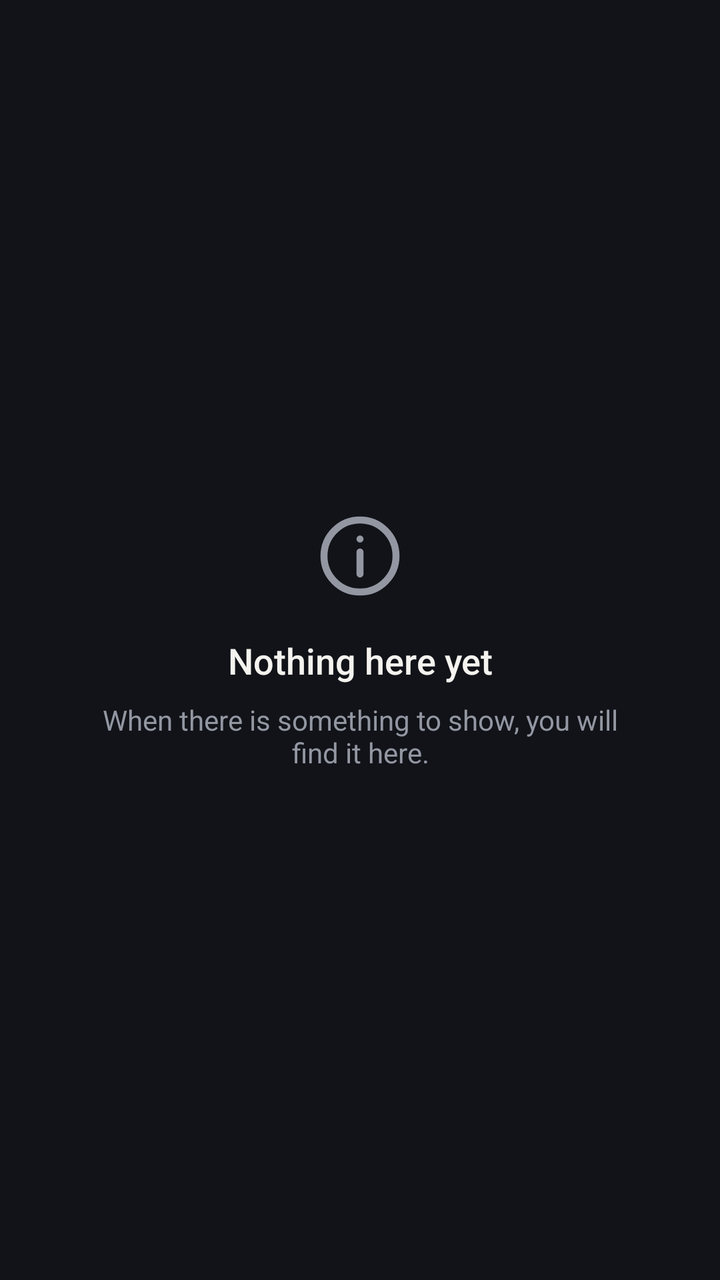
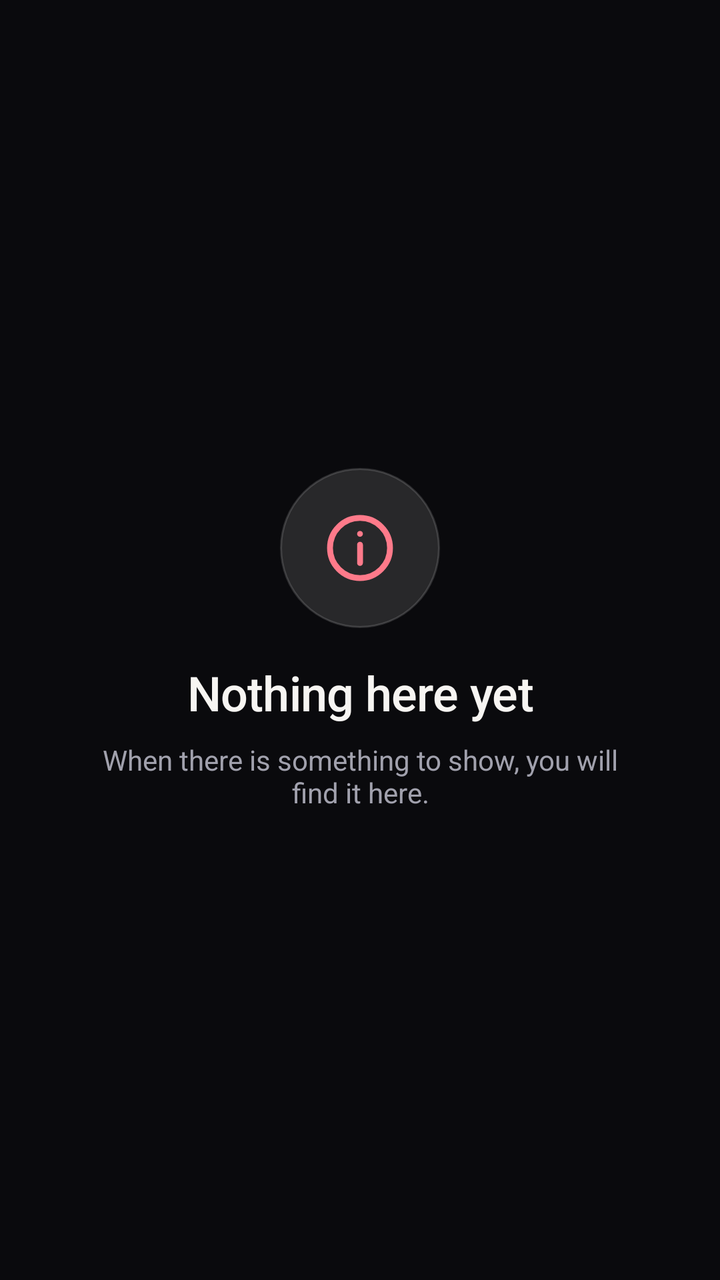

The first picture is an Android layout as it rendered before a commit; the second is the same layout after the commit. The layout source and the unified diff follow.
<!-- AndroidManifest.xml: application theme Theme.CineFiles -->
<!-- res/layout/view_state_empty.xml -->
<?xml version="1.0" encoding="utf-8"?>
<LinearLayout xmlns:android="http://schemas.android.com/apk/res/android"
    xmlns:app="http://schemas.android.com/apk/res-auto"
    android:layout_width="match_parent"
    android:layout_height="match_parent"
    android:gravity="center"
    android:orientation="vertical"
    android:paddingStart="@dimen/screen_margin"
    android:paddingTop="@dimen/space_24"
    android:paddingEnd="@dimen/screen_margin"
    android:paddingBottom="@dimen/space_24">

    <ImageView
        android:id="@+id/emptyIcon"
        android:layout_width="@dimen/state_icon_size"
        android:layout_height="@dimen/state_icon_size"
        android:importantForAccessibility="no"
        android:src="@drawable/ic_info"
        app:tint="@color/text_secondary" />

    <TextView
        android:id="@+id/emptyTitle"
        android:layout_width="wrap_content"
        android:layout_height="wrap_content"
        android:layout_marginTop="@dimen/space_16"
        android:gravity="center"
        android:text="@string/state_empty_title"
        android:textAppearance="@style/TextAppearance.CineFiles.Headline" />

    <TextView
        android:id="@+id/emptyMessage"
        android:layout_width="wrap_content"
        android:layout_height="wrap_content"
        android:layout_marginTop="@dimen/space_8"
        android:gravity="center"
        android:maxWidth="@dimen/state_text_max_width"
        android:text="@string/state_empty_message"
        android:textAppearance="@style/TextAppearance.CineFiles.Callout" />

    <com.google.android.material.button.MaterialButton
        android:id="@+id/emptyAction"
        style="@style/Widget.CineFiles.Button.Tonal"
        android:layout_width="wrap_content"
        android:layout_height="wrap_content"
        android:layout_marginTop="@dimen/space_24"
        android:visibility="gone" />

</LinearLayout>
<!-- resources referenced by this layout -->
<resources>
  <color name="text_secondary">#9297A2</color>
  <dimen name="state_icon_size">48dp</dimen>
  <style name="Widget.CineFiles.Button.Tonal" parent="Widget.Material3.Button.TonalButton">
          <item name="android:minHeight">@dimen/button_height</item>
          <item name="android:insetTop">0dp</item>
          <item name="android:insetBottom">0dp</item>
          <item name="cornerRadius">@dimen/radius_pill</item>
          <item name="android:stateListAnimator">@animator/press_scale</item>
      </style>
  <style name="Theme.CineFiles" parent="Theme.Material3.Dark.NoActionBar">
  
          
          <item name="colorPrimary">@color/gold</item>
          <item name="colorOnPrimary">@color/on_gold</item>
          <item name="colorPrimaryContainer">@color/elevated</item>
          <item name="colorOnPrimaryContainer">@color/text_primary</item>
          <item name="colorSecondary">@color/gold</item>
          <item name="colorOnSecondary">@color/on_gold</item>
          
          <item name="colorSecondaryContainer">@color/elevated</item>
          <item name="colorOnSecondaryContainer">@color/text_primary</item>
          <item name="colorTertiary">@color/like_green</item>
          <item name="colorOnTertiary">@color/background</item>
          <item name="colorError">@color/pass_red</item>
          <item name="colorOnError">@color/background</item>
  
          
          <item name="android:colorBackground">@color/background</item>
          <item name="android:windowBackground">@color/background</item>
          <item name="colorOnBackground">@color/text_primary</item>
          <item name="colorSurface">@color/surface</item>
          <item name="colorOnSurface">@color/text_primary</item>
          <item name="colorSurfaceVariant">@color/elevated</item>
          <item name="colorOnSurfaceVariant">@color/text_secondary</item>
          <item name="colorSurfaceDim">@color/background</item>
          <item name="colorSurfaceBright">@color/elevated</item>
          <item name="colorSurfaceContainerLowest">@color/background</item>
          <item name="colorSurfaceContainerLow">@color/surface</item>
          <item name="colorSurfaceContainer">@color/surface</item>
          <item name="colorSurfaceContainerHigh">@color/elevated</item>
          <item name="colorSurfaceContainerHighest">@color/elevated</item>
          <item name="colorOutline">@color/outline</item>
          <item name="colorOutlineVariant">@color/outline</item>
  
          
          <item name="colorSurfaceInverse">@color/elevated</item>
          <item name="colorOnSurfaceInverse">@color/text_primary</item>
          <item name="colorPrimaryInverse">@color/gold</item>
  
          
          <item name="colorControlNormal">@color/text_secondary</item>
          <item name="colorControlActivated">@color/gold</item>
  
          
          <item name="android:statusBarColor">@android:color/transparent</item>
          <item name="android:navigationBarColor">@android:color/transparent</item>
          <item name="android:windowLightStatusBar">false</item>
  
          
          <item name="textAppearanceHeadlineLarge">@style/TextAppearance.CineFiles.LargeTitle</item>
          <item name="textAppearanceHeadlineMedium">@style/TextAppearance.CineFiles.Title</item>
          <item name="textAppearanceHeadlineSmall">@style/TextAppearance.CineFiles.Title</item>
          <item name="textAppearanceTitleLarge">@style/TextAppearance.CineFiles.Headline</item>
          <item name="textAppearanceTitleMedium">@style/TextAppearance.CineFiles.Button</item>
          <item name="textAppearanceTitleSmall">@style/TextAppearance.CineFiles.Label</item>
          <item name="textAppearanceBodyLarge">@style/TextAppearance.CineFiles.Body</item>
          <item name="textAppearanceLabelLarge">@style/TextAppearance.CineFiles.Button</item>
  
          
          <item name="shapeAppearanceSmallComponent">@style/ShapeAppearance.CineFiles.Small</item>
          <item name="shapeAppearanceMediumComponent">@style/ShapeAppearance.CineFiles.Medium</item>
          <item name="shapeAppearanceLargeComponent">@style/ShapeAppearance.CineFiles.Large</item>
  
          
          <item name="materialButtonStyle">@style/Widget.CineFiles.Button.Primary</item>
      </style>
  <color name="text_primary">#F5F3EF</color>
  <dimen name="radius_pill">100dp</dimen>
  <color name="gold">#E9B96E</color>
  <color name="on_gold">#1A1408</color>
  <color name="elevated">#262B35</color>
  <color name="like_green">#4DBB8A</color>
  <color name="background">#111318</color>
  <color name="pass_red">#E46D73</color>
  <color name="surface">#1D2129</color>
  <color name="outline">#4D9297A2</color>
  <style name="TextAppearance.CineFiles.LargeTitle" parent="TextAppearance.CineFiles.Medium">
          <item name="android:textSize">32sp</item>
      </style>
  <style name="TextAppearance.CineFiles.Title" parent="TextAppearance.CineFiles.Medium">
          <item name="android:textSize">24sp</item>
      </style>
  <style name="Widget.CineFiles.Button.Primary" parent="Widget.Material3.Button">
          <item name="android:minHeight">@dimen/button_height</item>
          <item name="android:insetTop">0dp</item>
          <item name="android:insetBottom">0dp</item>
          <item name="cornerRadius">@dimen/radius_pill</item>
          <item name="android:stateListAnimator">@animator/press_scale</item>
      </style>
  <!-- unchanged entries left out for length: 23 -->
</resources>

<!-- the commit's change to res/layout/view_state_empty.xml (unified diff, before → after) -->
@@ -3,6 +3,8 @@
     xmlns:app="http://schemas.android.com/apk/res-auto"
     android:layout_width="match_parent"
     android:layout_height="match_parent"
+    android:clipChildren="false"
+    android:clipToPadding="false"
     android:gravity="center"
     android:orientation="vertical"
     android:paddingStart="@dimen/screen_margin"
@@ -10,13 +12,16 @@
     android:paddingEnd="@dimen/screen_margin"
     android:paddingBottom="@dimen/space_24">
 
+    
     <ImageView
         android:id="@+id/emptyIcon"
-        android:layout_width="@dimen/state_icon_size"
-        android:layout_height="@dimen/state_icon_size"
+        android:layout_width="@dimen/end_icon_plate_size"
+        android:layout_height="@dimen/end_icon_plate_size"
+        android:background="@drawable/bg_glass_circle"
         android:importantForAccessibility="no"
+        android:padding="@dimen/space_20"
         android:src="@drawable/ic_info"
-        app:tint="@color/text_secondary" />
+        app:tint="@color/accent_soft" />
 
     <TextView
         android:id="@+id/emptyTitle"
@@ -25,7 +30,7 @@
         android:layout_marginTop="@dimen/space_16"
         android:gravity="center"
         android:text="@string/state_empty_title"
-        android:textAppearance="@style/TextAppearance.CineFiles.Headline" />
+        android:textAppearance="@style/TextAppearance.CineFiles.Title" />
 
     <TextView
         android:id="@+id/emptyMessage"
<!-- resource entries referenced after the edit -->
@@ -1,29 +1,47 @@
 <!-- resources referenced by this layout -->
 <resources>
-  <color name="text_secondary">#9297A2</color>
-  <dimen name="state_icon_size">48dp</dimen>
+  <color name="accent_soft">#FF7A8A</color>
+  <dimen name="end_icon_plate_size">80dp</dimen>
+  <dimen name="space_20">20dp</dimen>
+  <!-- drawable bg_glass_circle (drawable) -->
+  <?xml version="1.0" encoding="utf-8"?>
+  <shape xmlns:android="http://schemas.android.com/apk/res/android"
+      android:shape="oval">
+      <solid android:color="@color/glass_fill_strong" />
+      <stroke
+          android:width="@dimen/glass_stroke_width"
+          android:color="@color/glass_stroke" />
+  </shape>
+  <color name="text_secondary">#A1A1AD</color>
+  <color name="accent">#FF3449</color>
+  <color name="on_accent">#FFFFFF</color>
+  <color name="accent_glow">#38FF3449</color>
   <style name="Widget.CineFiles.Button.Tonal" parent="Widget.Material3.Button.TonalButton">
           <item name="android:minHeight">@dimen/button_height</item>
           <item name="android:insetTop">0dp</item>
           <item name="android:insetBottom">0dp</item>
-          <item name="cornerRadius">@dimen/radius_pill</item>
+          <item name="android:textAppearance">@style/TextAppearance.CineFiles.Button</item>
+          <item name="android:textColor">@color/text_primary</item>
+          <item name="backgroundTint">@color/glass_fill_strong</item>
+          <item name="strokeColor">@color/glass_stroke</item>
+          <item name="strokeWidth">@dimen/glass_stroke_width</item>
           <item name="android:stateListAnimator">@animator/press_scale</item>
       </style>
   <style name="Theme.CineFiles" parent="Theme.Material3.Dark.NoActionBar">
   
           
-          <item name="colorPrimary">@color/gold</item>
-          <item name="colorOnPrimary">@color/on_gold</item>
-          <item name="colorPrimaryContainer">@color/elevated</item>
+          <item name="colorPrimary">@color/accent</item>
+          <item name="colorOnPrimary">@color/on_accent</item>
+          <item name="colorPrimaryContainer">@color/accent_glow</item>
           <item name="colorOnPrimaryContainer">@color/text_primary</item>
-          <item name="colorSecondary">@color/gold</item>
-          <item name="colorOnSecondary">@color/on_gold</item>
+          <item name="colorSecondary">@color/accent_soft</item>
+          <item name="colorOnSecondary">@color/background</item>
           
           <item name="colorSecondaryContainer">@color/elevated</item>
           <item name="colorOnSecondaryContainer">@color/text_primary</item>
-          <item name="colorTertiary">@color/like_green</item>
+          <item name="colorTertiary">@color/accent_soft</item>
           <item name="colorOnTertiary">@color/background</item>
-          <item name="colorError">@color/pass_red</item>
+          <item name="colorError">@color/accent_soft</item>
           <item name="colorOnError">@color/background</item>
   
           
@@ -47,11 +65,11 @@
           
           <item name="colorSurfaceInverse">@color/elevated</item>
           <item name="colorOnSurfaceInverse">@color/text_primary</item>
-          <item name="colorPrimaryInverse">@color/gold</item>
+          <item name="colorPrimaryInverse">@color/accent_soft</item>
   
           
           <item name="colorControlNormal">@color/text_secondary</item>
-          <item name="colorControlActivated">@color/gold</item>
+          <item name="colorControlActivated">@color/accent</item>
   
           
           <item name="android:statusBarColor">@android:color/transparent</item>
@@ -59,6 +77,7 @@
           <item name="android:windowLightStatusBar">false</item>
   
           
+          <item name="textAppearanceDisplaySmall">@style/TextAppearance.CineFiles.Display</item>
           <item name="textAppearanceHeadlineLarge">@style/TextAppearance.CineFiles.LargeTitle</item>
           <item name="textAppearanceHeadlineMedium">@style/TextAppearance.CineFiles.Title</item>
           <item name="textAppearanceHeadlineSmall">@style/TextAppearance.CineFiles.Title</item>
@@ -76,28 +95,35 @@
           
           <item name="materialButtonStyle">@style/Widget.CineFiles.Button.Primary</item>
       </style>
-  <color name="text_primary">#F5F3EF</color>
-  <dimen name="radius_pill">100dp</dimen>
-  <color name="gold">#E9B96E</color>
-  <color name="on_gold">#1A1408</color>
-  <color name="elevated">#262B35</color>
-  <color name="like_green">#4DBB8A</color>
-  <color name="background">#111318</color>
-  <color name="pass_red">#E46D73</color>
-  <color name="surface">#1D2129</color>
-  <color name="outline">#4D9297A2</color>
+  <color name="glass_fill_strong">#1FFFFFFF</color>
+  <dimen name="glass_stroke_width">1dp</dimen>
+  <color name="glass_stroke">#26FFFFFF</color>
+  <color name="text_primary">#F7F5F2</color>
+  <color name="elevated">#1E1E26</color>
+  <color name="background">#0A0A0D</color>
+  <color name="surface">#141419</color>
+  <color name="outline">#26FFFFFF</color>
+  <style name="TextAppearance.CineFiles.Display" parent="TextAppearance.CineFiles.Medium">
+          <item name="android:textSize">40sp</item>
+          <item name="android:letterSpacing">-0.02</item>
+      </style>
   <style name="TextAppearance.CineFiles.LargeTitle" parent="TextAppearance.CineFiles.Medium">
           <item name="android:textSize">32sp</item>
+          <item name="android:letterSpacing">-0.015</item>
       </style>
   <style name="TextAppearance.CineFiles.Title" parent="TextAppearance.CineFiles.Medium">
           <item name="android:textSize">24sp</item>
+          <item name="android:letterSpacing">-0.01</item>
       </style>
   <style name="Widget.CineFiles.Button.Primary" parent="Widget.Material3.Button">
           <item name="android:minHeight">@dimen/button_height</item>
           <item name="android:insetTop">0dp</item>
           <item name="android:insetBottom">0dp</item>
-          <item name="cornerRadius">@dimen/radius_pill</item>
-          <item name="android:stateListAnimator">@animator/press_scale</item>
+          <item name="android:textAppearance">@style/TextAppearance.CineFiles.Button</item>
+          <item name="android:textColor">@color/primary_button_text</item>
+          <item name="android:outlineSpotShadowColor" tools:targetApi="28">@color/accent</item>
+          <item name="android:outlineAmbientShadowColor" tools:targetApi="28">@color/accent</item>
+          <item name="android:stateListAnimator">@animator/glow_press_scale</item>
       </style>
   <!-- unchanged entries left out for length: 23 -->
 </resources>
